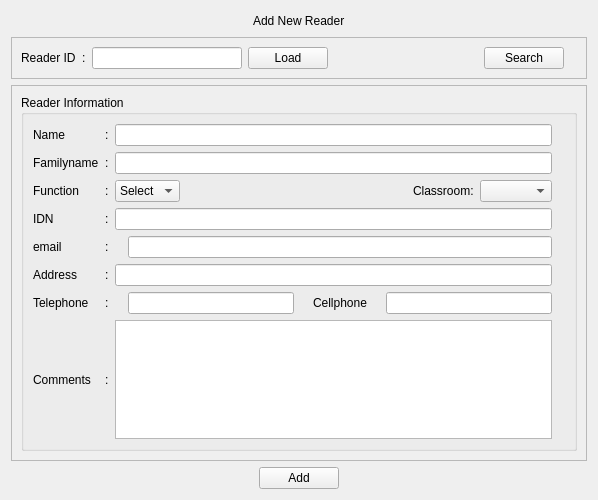
cagonza6/Buho, file src/Gui/mNewReader.ui: the form before one commit.
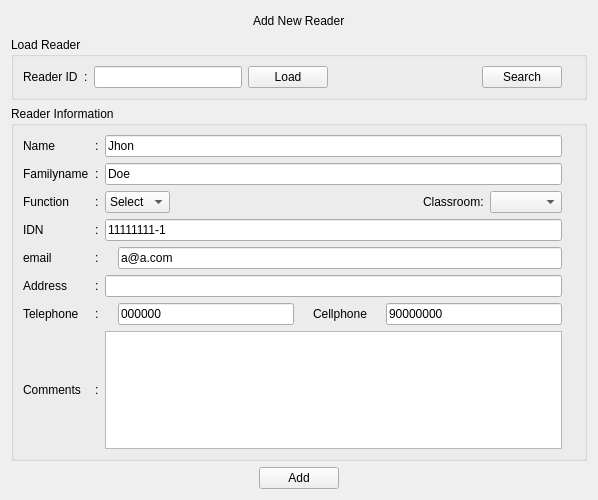
The form after the commit. Icons and pictures are not drawn.

What changed in the file:
```diff
--- a/src/Gui/mNewReader.ui
+++ b/src/Gui/mNewReader.ui
@@ -67,12 +67,9 @@
     </layout>
    </item>
    <item>
-    <widget class="QFrame" name="frameEditReader">
-     <property name="frameShape">
-      <enum>QFrame::StyledPanel</enum>
-     </property>
-     <property name="frameShadow">
-      <enum>QFrame::Raised</enum>
+    <widget class="QGroupBox" name="frameEditReader">
+     <property name="title">
+      <string>Load Reader</string>
      </property>
      <layout class="QHBoxLayout" name="horizontalLayout_6">
       <item>
@@ -137,15 +134,6 @@
     </widget>
    </item>
    <item>
-    <widget class="QFrame" name="frame_2">
-     <property name="frameShape">
-      <enum>QFrame::StyledPanel</enum>
-     </property>
-     <property name="frameShadow">
-      <enum>QFrame::Raised</enum>
-     </property>
-     <layout class="QVBoxLayout" name="verticalLayout_3">
-      <item>
        <widget class="QGroupBox" name="groupBox">
         <property name="title">
          <string>Reader Information</string>
@@ -229,7 +217,11 @@
             </widget>
            </item>
            <item row="0" column="3">
-            <widget class="QLineEdit" name="field_name"/>
+         <widget class="QLineEdit" name="field_name">
+          <property name="text">
+           <string>Jhon</string>
+          </property>
+         </widget>
            </item>
            <item row="4" column="1">
             <widget class="QLabel" name="label_colon_5">
@@ -311,7 +303,11 @@
             </widget>
            </item>
            <item row="1" column="3">
-            <widget class="QLineEdit" name="field_familyname"/>
+         <widget class="QLineEdit" name="field_familyname">
+          <property name="text">
+           <string>Doe</string>
+          </property>
+         </widget>
            </item>
            <item row="5" column="0">
             <widget class="QLabel" name="label_adress">
@@ -379,7 +375,11 @@
               </widget>
              </item>
              <item>
-              <widget class="QLineEdit" name="field_telephone"/>
+           <widget class="QLineEdit" name="field_telephone">
+            <property name="text">
+             <string>000000</string>
+            </property>
+           </widget>
              </item>
              <item>
               <widget class="QLabel" name="check_telephone">
@@ -409,12 +409,20 @@
               </widget>
              </item>
              <item>
-              <widget class="QLineEdit" name="field_cellphone"/>
+           <widget class="QLineEdit" name="field_cellphone">
+            <property name="text">
+             <string>90000000</string>
+            </property>
+           </widget>
              </item>
             </layout>
            </item>
            <item row="3" column="3">
-            <widget class="QLineEdit" name="field_IDN"/>
+         <widget class="QLineEdit" name="field_IDN">
+          <property name="text">
+           <string>11111111-1</string>
+          </property>
+         </widget>
            </item>
            <item row="2" column="4">
             <widget class="QLabel" name="label_grade_check">
@@ -456,14 +464,15 @@
               </widget>
              </item>
              <item>
-              <widget class="QLineEdit" name="field_email"/>
-             </item>
-            </layout>
-           </item>
-          </layout>
-         </item>
-        </layout>
-       </widget>
+           <widget class="QLineEdit" name="field_email">
+            <property name="text">
+             <string>a@a.com</string>
+            </property>
+           </widget>
+          </item>
+         </layout>
+        </item>
+       </layout>
       </item>
      </layout>
     </widget>
```
Left out of the diff: 19 changed lines with no effect on the pictures. Lines whose indentation alone changed are shown as unchanged.
